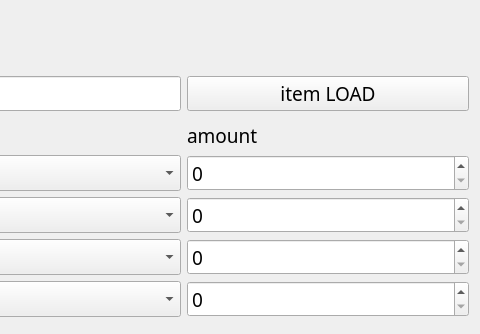
Before: the Qt Designer form ui/ordersInnerWidget.ui in SuhYeoJee/OrderManager, drawn with Qt 5; both pictures show x 390 to 870 and y 0 to 334 of the 870 by 334 pixel window.
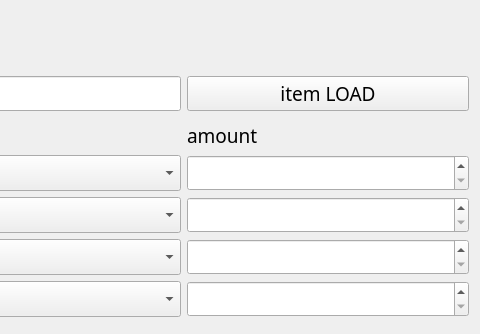
After: the same form once the commit is applied.

```diff
--- a/ui/ordersInnerWidget.ui
+++ b/ui/ordersInnerWidget.ui
@@ -50,6 +50,9 @@
         <verstretch>0</verstretch>
        </sizepolicy>
       </property>
+      <property name="specialValueText">
+       <string> </string>
+      </property>
       <property name="maximum">
        <number>999999</number>
       </property>
@@ -63,6 +66,9 @@
         <verstretch>0</verstretch>
        </sizepolicy>
       </property>
+      <property name="specialValueText">
+       <string> </string>
+      </property>
       <property name="maximum">
        <number>999999</number>
       </property>
@@ -177,6 +183,9 @@
         <verstretch>0</verstretch>
        </sizepolicy>
       </property>
+      <property name="specialValueText">
+       <string> </string>
+      </property>
       <property name="maximum">
        <number>999999</number>
       </property>
@@ -226,6 +235,9 @@
         <verstretch>0</verstretch>
        </sizepolicy>
       </property>
+      <property name="specialValueText">
+       <string> </string>
+      </property>
       <property name="maximum">
        <number>999999</number>
       </property>
```
